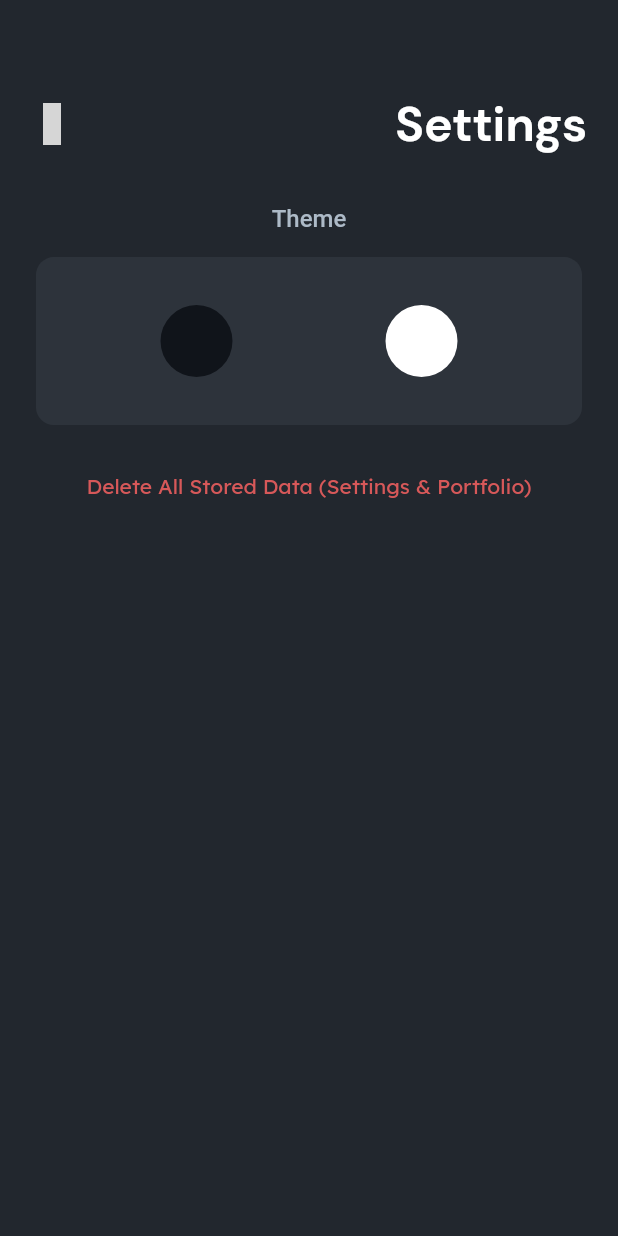
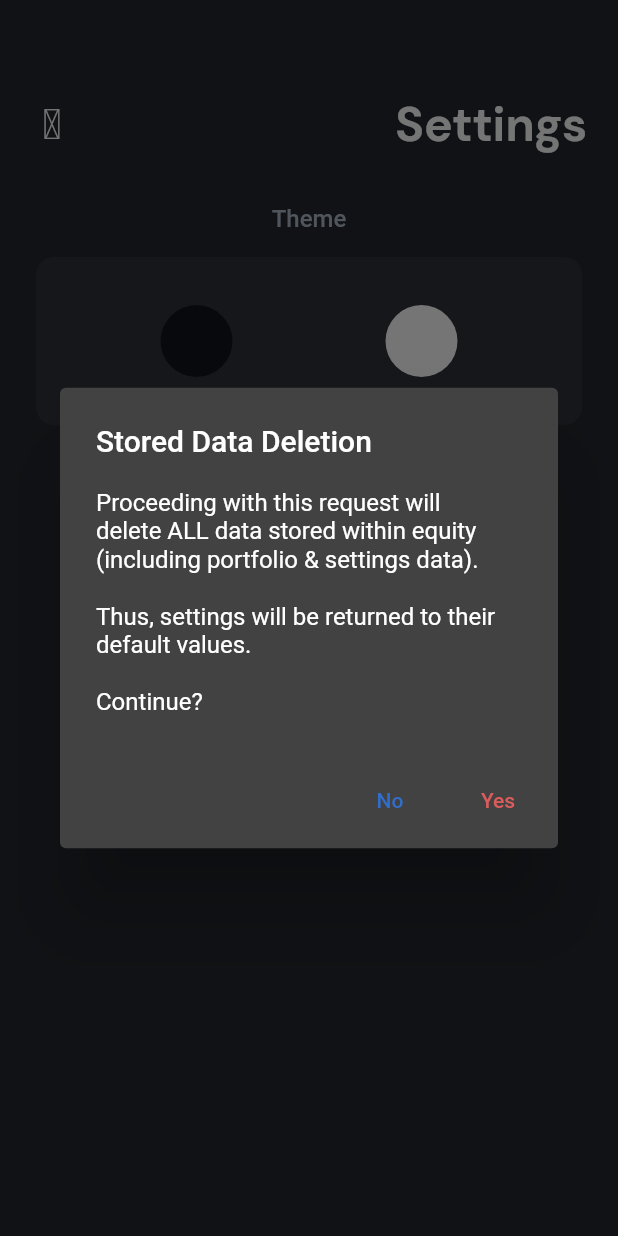
Before and after one commit to aidanjuma/equity-finance-gui, a Flutter app: the SettingsView screen opened by its route, after a tap on "Delete All Stored Data (Settings & Portf", on a phone screen of 412 x 824 dp. Run offline on Flutter 3.47's test engine with Material 2 defaults, Android fonts, the phone set to English and light mode, and no system bars; our stand-ins replace eva_icons_flutter, hive, hive_flutter; accounts and stored records are empty; network calls fail; grey boxes are pictures that could not be loaded.

Commit message:
💬 dialog box (data deletion); fixed logic error*
*Data was not being deleted due to a logic error; reused function to reset settings, which did not check for point of call (i.e. on app open or from data deletion screen), thus not deleting the data from the deletion screen. Note to self: mention this in the write-up!!

```diff
--- a/lib/main.dart
+++ b/lib/main.dart
@@ -20,7 +20,7 @@ void main() async {
   // Opens box(es).
   await Hive.openBox<Settings>('Settings');
   // Configures settings; make sure defaults exist.
-  await resetSettings();
+  await resetSettings(false);
   // Runs the app.
   const app = Application();
   runApp(app);
--- a/lib/src/ui/views/settings_view.dart
+++ b/lib/src/ui/views/settings_view.dart
@@ -58,7 +58,7 @@ class SettingsView extends StatelessWidget {
               ],
             ),
             GestureDetector(
-              onTap: () => deleteAllStoredData(),
+              onTap: () => _resetDataDialogBuilder(context),
               child: Container(
                 margin: const EdgeInsets.symmetric(vertical: 32),
                 child: Text(
@@ -76,4 +76,46 @@ class SettingsView extends StatelessWidget {
       ),
     );
   }
+
+  Future<void> _resetDataDialogBuilder(BuildContext context) {
+    return showDialog<void>(
+      context: context,
+      builder: (BuildContext context) {
+        return AlertDialog(
+          title: const Text('Stored Data Deletion'),
+          content: const Text('Proceeding with this request will\n'
+              'delete ALL data stored within equity\n'
+              '(including portfolio & settings data).\n\n'
+              'Thus, settings will be returned to their default values.\n\n'
+              'Continue?'),
+          actions: <Widget>[
+            TextButton(
+              style: TextButton.styleFrom(
+                textStyle: Theme.of(context).textTheme.labelLarge,
+              ),
+              child: const Text('No'),
+              onPressed: () => Navigator.pop(context),
+            ),
+            TextButton(
+              style: TextButton.styleFrom(
+                textStyle: Theme.of(context).textTheme.labelLarge,
+              ),
+              child: Text(
+                'Yes',
+                style: TextStyle(
+                  color: const Color(0xfff76161).withOpacity(0.85),
+                ),
+              ),
+              onPressed: () async {
+                _awaitDeletion();
+                Navigator.pop(context);
+              },
+            ),
+          ],
+        );
+      },
+    );
+  }
+
+  Future<void> _awaitDeletion() async => await deleteAllStoredData();
 }
--- a/lib/src/utils/global.dart
+++ b/lib/src/utils/global.dart
@@ -1,20 +1,21 @@
 import 'package:hive/hive.dart';
 import 'package:equity/src/models/settings.dart';
 
-Future resetSettings() async {
+Future resetSettings(bool dataDeletionRequested) async {
   Box<Settings> settingsBox = Hive.box('Settings');
   Settings? storedSettings = settingsBox.get('storedSettings');
-  // If storedSettings isn't found, ensure clear and generate defaults.
-  if (storedSettings == null) {
+  // If storedSettings isn't found OR is found and called from deletion screen,
+  // ensure clear and generate defaults.
+  if (storedSettings == null ||
+      (dataDeletionRequested && storedSettings.isInBox)) {
     await settingsBox.clear();
     await settingsBox.put('storedSettings', Settings());
   }
 }
 
 Future deleteAllStoredData() async {
-  Box<Settings> settingsBox = Hive.box('Settings');
-
-  await resetSettings();
+  await resetSettings(true);
+  // TODO: Delete all other data; at this point, it is not populated yet.
 }
 
 String convertEnumValueToString(enumValue) {
```
